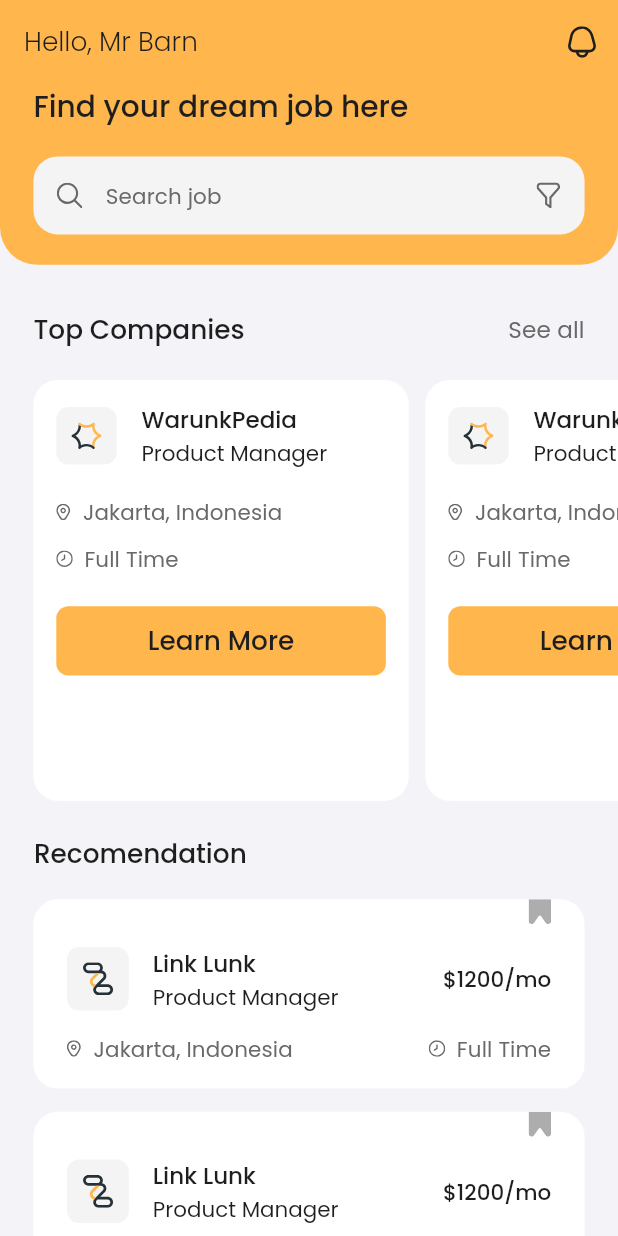
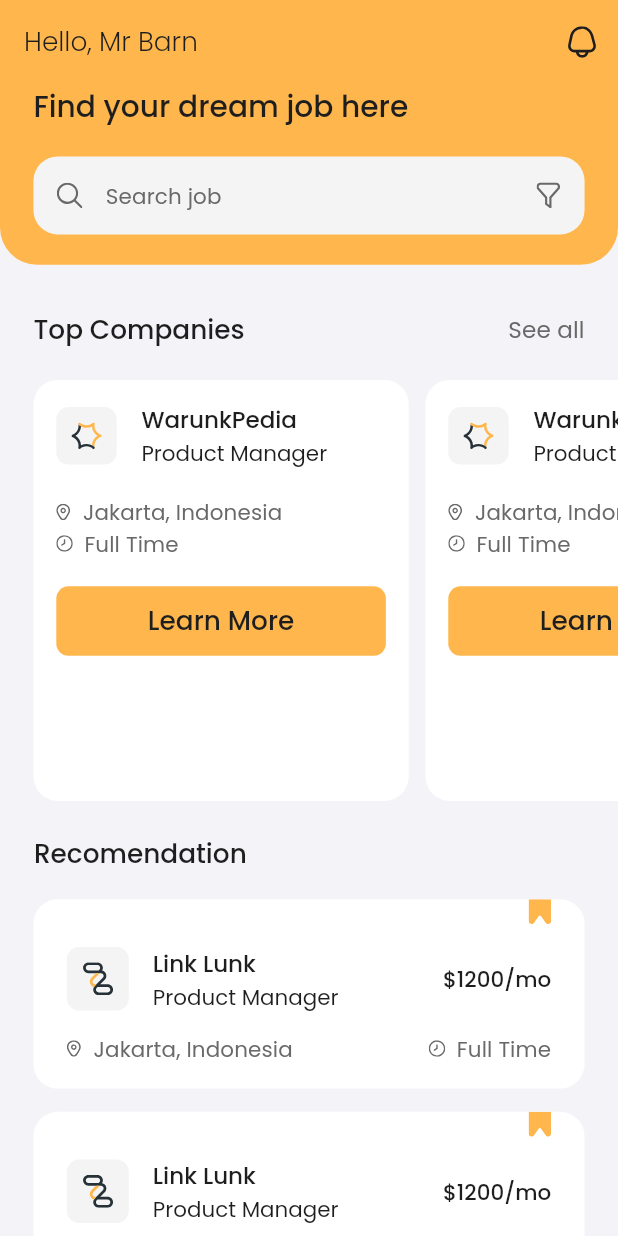
Before and after one commit to muhammadtalhasultan/kuywork, a Flutter app: the HomePage screen opened directly, on a phone screen of 412 x 824 dp. Run offline on Flutter 3.47's test engine with Material 2 defaults, Android fonts, the phone set to English and light mode, and no system bars; our stand-ins replace flutter_screenutil, flutter_svg, google_fonts, toggle_switch.

Commit message:
project updated

```diff
--- a/lib/config/dark_theme.dart
+++ b/lib/config/dark_theme.dart
@@ -108,7 +108,7 @@ ThemeData darkTheme = ThemeData(
     titleSmall: GoogleFonts.poppins(
       fontSize: 13.sp,
       fontWeight: FontWeight.w400,
-      color: bodyTextColor,
+      color: kDarkBodyTextColor,
     ),
   ),
 );
--- a/lib/config/light_theme.dart
+++ b/lib/config/light_theme.dart
@@ -108,7 +108,7 @@ ThemeData lightTheme = ThemeData(
     titleSmall: GoogleFonts.poppins(
       fontSize: 13.sp,
       fontWeight: FontWeight.w400,
-      color: bodyTextColor,
+      color: kLightBodyTextColor,
     ),
   ),
 );
--- a/lib/pages/detail/detail_page.dart
+++ b/lib/pages/detail/detail_page.dart
@@ -86,7 +86,9 @@ class _DetailPageState extends State<DetailPage> {
                       style: Theme.of(context)
                           .textTheme
                           .headlineSmall!
-                          .copyWith(fontWeight: FontWeight.w400)),
+                          .copyWith(
+                              fontWeight: FontWeight.w400,
+                              color: kLightPrimaryColor)),
                   SizedBox(
                     height: 20.h,
                   ),
@@ -113,6 +115,7 @@ class _DetailPageState extends State<DetailPage> {
                       minHeight: 45.h,
                       fontSize: 14.sp,
                       initialLabelIndex: 1,
+                      radiusStyle: true,
                       activeBgColor: const [accentColor],
                       activeFgColor: Theme.of(context).primaryColor,
                       inactiveBgColor: Colors.transparent,
--- a/lib/pages/home/home_page.dart
+++ b/lib/pages/home/home_page.dart
@@ -29,7 +29,6 @@ class _HomePageState extends State<HomePage> {
               fontWeight: FontWeight.w300,
               color: kLightPrimaryColor),
         ),
-        centerTitle: false,
         actions: [
           IconButton(
               onPressed: () {},
@@ -64,10 +63,14 @@ class _HomePageState extends State<HomePage> {
                 ),
                 SearchTextFormField(
                   hintText: 'Search job',
-                  prefixIcon: SvgPicture.asset('assets/svg/search_icon.svg'),
+                  prefixIcon: Theme.of(context).brightness == Brightness.light
+                      ? SvgPicture.asset('assets/svg/search_icon_light.svg')
+                      : SvgPicture.asset('assets/svg/search_icon_dark.svg'),
                   suffixIcon: RPadding(
                     padding: REdgeInsets.all(15),
-                    child: SvgPicture.asset('assets/svg/filter_icon.svg'),
+                    child: Theme.of(context).brightness == Brightness.light
+                        ? SvgPicture.asset('assets/svg/filter_icon_light.svg')
+                        : SvgPicture.asset('assets/svg/filter_icon_dark.svg'),
                   ),
                 ),
                 SizedBox(
@@ -160,7 +163,11 @@ class _HomePageState extends State<HomePage> {
                           ),
                           Row(
                             children: [
-                              SvgPicture.asset('assets/svg/location_icon.svg'),
+                              Theme.of(context).brightness == Brightness.light
+                                  ? SvgPicture.asset(
+                                      'assets/svg/location_icon_light.svg')
+                                  : SvgPicture.asset(
+                                      'assets/svg/location_icon_dark.svg'),
                               SizedBox(
                                 width: 7.w,
                               ),
@@ -169,12 +176,13 @@ class _HomePageState extends State<HomePage> {
                                       Theme.of(context).textTheme.titleSmall),
                             ],
                           ),
-                          SizedBox(
-                            height: 10.h,
-                          ),
                           Row(
                             children: [
-                              SvgPicture.asset('assets/svg/clock_icon.svg'),
+                              Theme.of(context).brightness == Brightness.light
+                                  ? SvgPicture.asset(
+                                      'assets/svg/clock_icon_light.svg')
+                                  : SvgPicture.asset(
+                                      'assets/svg/clock_icon_dark.svg'),
                               SizedBox(
                                 width: 7.w,
                               ),
@@ -184,7 +192,7 @@ class _HomePageState extends State<HomePage> {
                             ],
                           ),
                           SizedBox(
-                            height: 20.h,
+                            height: 17.h,
                           ),
                           SizedBox(
                               width: 200.w,
@@ -223,8 +231,7 @@ class _HomePageState extends State<HomePage> {
                 margin: REdgeInsets.only(bottom: 15.h),
                 decoration: BoxDecoration(
                     color: Theme.of(context).cardColor,
-                          borderRadius:
-                              BorderRadius.all(Radius.circular(16.r))),
+                    borderRadius: BorderRadius.all(Radius.circular(16.r))),
                 child: Column(
                   children: [
                     Row(
@@ -232,7 +239,10 @@ class _HomePageState extends State<HomePage> {
                         const Expanded(
                           child: SizedBox(),
                         ),
-                              SvgPicture.asset('assets/svg/card_icon.svg'),
+                        InkWell(
+                          onTap: () {},
+                          child: SvgPicture.asset('assets/svg/saved_icon.svg'),
+                        )
                       ],
                     ),
                     ListTile(
@@ -243,12 +253,9 @@ class _HomePageState extends State<HomePage> {
                             color: Theme.of(context).shadowColor,
                             borderRadius:
                                 BorderRadius.all(Radius.circular(8.r))),
-                              child: Theme.of(context).brightness ==
-                                      Brightness.light
-                                  ? SvgPicture.asset(
-                                      'assets/svg/icon_light.svg')
-                                  : SvgPicture.asset(
-                                      'assets/svg/icon_dark.svg'),
+                        child: Theme.of(context).brightness == Brightness.light
+                            ? SvgPicture.asset('assets/svg/icon_light.svg')
+                            : SvgPicture.asset('assets/svg/icon_dark.svg'),
                       ),
                       title: Text('Link Lunk',
                           style: Theme.of(context).textTheme.titleLarge),
@@ -265,27 +272,30 @@ class _HomePageState extends State<HomePage> {
                       children: [
                         Row(
                           children: [
-                                  SvgPicture.asset(
-                                      'assets/svg/location_icon.svg'),
+                            Theme.of(context).brightness == Brightness.light
+                                ? SvgPicture.asset(
+                                    'assets/svg/location_icon_light.svg')
+                                : SvgPicture.asset(
+                                    'assets/svg/location_icon_dark.svg'),
                             SizedBox(
                               width: 7.w,
                             ),
                             Text('Jakarta, Indonesia',
-                                      style: Theme.of(context)
-                                          .textTheme
-                                          .titleSmall),
+                                style: Theme.of(context).textTheme.titleSmall),
                           ],
                         ),
                         Row(
                           children: [
-                                  SvgPicture.asset('assets/svg/clock_icon.svg'),
+                            Theme.of(context).brightness == Brightness.light
+                                ? SvgPicture.asset(
+                                    'assets/svg/clock_icon_light.svg')
+                                : SvgPicture.asset(
+                                    'assets/svg/clock_icon_dark.svg'),
                             SizedBox(
                               width: 7.w,
                             ),
                             Text('Full Time',
-                                      style: Theme.of(context)
-                                          .textTheme
-                                          .titleSmall),
+                                style: Theme.of(context).textTheme.titleSmall),
                           ],
                         ),
                       ],
@@ -295,7 +305,8 @@ class _HomePageState extends State<HomePage> {
                     )
                   ],
                 ),
-                    )),
+              ),
+            ),
           )
         ],
       ),
--- a/pubspec.yaml
+++ b/pubspec.yaml
@@ -31,9 +31,9 @@ dependencies:
   cupertino_icons: ^1.0.2
   flutter:
     sdk: flutter
-  flutter_screenutil:
-  google_fonts:
-  flutter_svg:
+  flutter_screenutil: null
+  flutter_svg: null
+  google_fonts: null
   toggle_switch: ^2.1.0
 
 dev_dependencies:
```
Also changed, not shown: lib/config/constants.dart (+8 -1 lines), lib/main.dart (+2 -5 lines), lib/pages/search/search_page.dart (+50 -24 lines), lib/providers/save_unsave_provider.dart (added, +14 -0 lines), assets/svg/clock_icon_dark.svg (added), assets/svg/clock_icon_light.svg (renamed from assets/svg/clock_icon.svg), assets/svg/company_icon_dark.svg, assets/svg/filter_icon_dark.svg (added), assets/svg/filter_icon_light.svg (renamed from assets/svg/filter_icon.svg), assets/svg/location_icon_dark.svg (added), assets/svg/location_icon_light.svg (renamed from assets/svg/location_icon.svg), assets/svg/saved_icon.svg (added), assets/svg/search_icon_dark.svg (added), assets/svg/search_icon_light.svg (renamed from assets/svg/search_icon.svg), 1 more files. Lines whose indentation alone changed are shown as unchanged.
